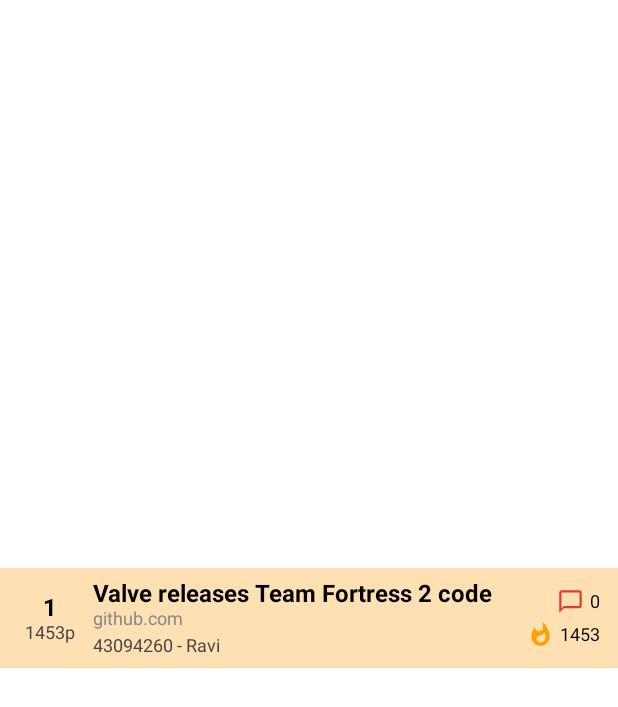
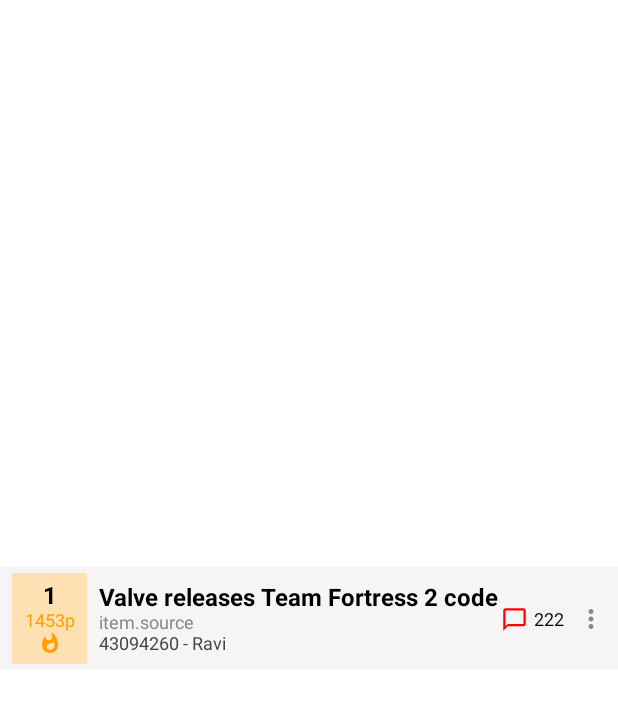
Before and after one commit to ravikant-paudel/RV-HackerNews, an Android app built with Jetpack Compose: the @Preview function CardTest, on a phone screen of 412 x 824 dp. Shown: the top 707 px of the screen. Run offline under Robolectric (Android 15) with nearby library versions, the phone set to English and light mode, and no system bars.

Commit message:
:art: Working in design

```diff
--- a/app/src/main/java/np/com/ravikant/rv_hv/feature/landing/LandingPage.kt
+++ b/app/src/main/java/np/com/ravikant/rv_hv/feature/landing/LandingPage.kt
@@ -4,6 +4,7 @@ import androidx.compose.foundation.background
 import androidx.compose.foundation.layout.Arrangement
 import androidx.compose.foundation.layout.Box
 import androidx.compose.foundation.layout.Column
+import androidx.compose.foundation.layout.PaddingValues
 import androidx.compose.foundation.layout.Row
 import androidx.compose.foundation.layout.Spacer
 import androidx.compose.foundation.layout.fillMaxHeight
@@ -13,20 +14,27 @@ import androidx.compose.foundation.layout.height
 import androidx.compose.foundation.layout.padding
 import androidx.compose.foundation.layout.size
 import androidx.compose.foundation.layout.width
+import androidx.compose.foundation.layout.wrapContentSize
 import androidx.compose.foundation.lazy.LazyColumn
-import androidx.compose.foundation.lazy.items
+import androidx.compose.foundation.lazy.itemsIndexed
+import androidx.compose.foundation.shape.CircleShape
 import androidx.compose.material.icons.Icons
-import androidx.compose.material.icons.filled.ChatBubbleOutline
+import androidx.compose.material.icons.filled.MoreVert
 import androidx.compose.material.icons.filled.Whatshot
+import androidx.compose.material.icons.outlined.ChatBubbleOutline
 import androidx.compose.material3.CircularProgressIndicator
 import androidx.compose.material3.Icon
+import androidx.compose.material3.IconButton
+import androidx.compose.material3.MaterialTheme
 import androidx.compose.material3.Text
+import androidx.compose.material3.TextButton
 import androidx.compose.runtime.Composable
 import androidx.compose.runtime.collectAsState
 import androidx.compose.runtime.getValue
 import androidx.compose.ui.Alignment
 import androidx.compose.ui.Modifier
 import androidx.compose.ui.graphics.Color
+import androidx.compose.ui.text.font.FontStyle
 import androidx.compose.ui.text.font.FontWeight
 import androidx.compose.ui.tooling.preview.Preview
 import androidx.compose.ui.unit.dp
@@ -57,14 +65,11 @@ fun LandingPage(modifier: Modifier) {
 
             print("Loading the SUCCESS state")
             LazyColumn(
-                modifier = modifier.fillMaxHeight()
+                modifier = modifier.fillMaxHeight(),
             ) {
-                items(
-                    items = landingState.list,
-                    itemContent = { item ->
-                        CharacterCard(item, 1)
-                    },
-                )
+                itemsIndexed(landingState.list) { index, item ->
+                    CharacterCard(item,index + 1)
+                }
             }
         }
 
@@ -82,15 +87,16 @@ fun CharacterCard(item: LandingData, rank: Int) {
     Row(
         modifier = Modifier
             .fillMaxWidth()
-            .background(if (rank % 2 == 0) Color(0xFFF5F5F5) else Color(0xFFFFE0B2)) // Alternate Background
-            .padding(vertical = 8.dp, horizontal = 12.dp),
+            .background(if (rank % 2 == 0) Color.White else Color(0xFFF5F5F5)) // Alternating row colors
+            .padding(vertical = 4.dp, horizontal = 8.dp),
         verticalAlignment = Alignment.CenterVertically
     ) {
-        // Rank & Points Section
+        // Left Rank & Score Section
         Column(
             modifier = Modifier
                 .width(50.dp)
-                .padding(end = 8.dp),
+                .background(Color(0xFFFFE0B2)) // Orange-ish background
+                .padding(vertical = 6.dp, horizontal = 6.dp),
             horizontalAlignment = Alignment.CenterHorizontally
         ) {
             Text(
@@ -102,13 +108,25 @@ fun CharacterCard(item: LandingData, rank: Int) {
             Text(
                 text = "${item.score}p",
                 fontSize = 12.sp,
-                color = Color.DarkGray
+                color = Color(0xFFFFA000)
+            )
+
+            // Fire emoji for hot posts (if score > 300)
+            if (item.score > 300) {
+                Icon(
+                    imageVector = Icons.Default.Whatshot,
+                    contentDescription = "Hot",
+                    tint = Color(0xFFFFA000),
+                    modifier = Modifier.size(16.dp)
                 )
             }
+        }
 
-        // Main News Content
+        // Middle Section (Title, Source, and Details)
         Column(
-            modifier = Modifier.weight(1f)
+            modifier = Modifier
+                .weight(1f)
+                .padding(start = 8.dp)
         ) {
             Text(
                 text = item.title,
@@ -117,32 +135,25 @@ fun CharacterCard(item: LandingData, rank: Int) {
                 color = Color.Black
             )
             Text(
-                text = "github.com", // Example: "github.com"
+                text = "item.source",
                 fontSize = 12.sp,
                 color = Color.Gray
             )
-            Row(
-                verticalAlignment = Alignment.CenterVertically,
-                modifier = Modifier.padding(top = 4.dp)
-            ) {
             Text(
                 text = "${item.time} - ${item.by}",
                 fontSize = 12.sp,
                 color = Color.DarkGray
             )
         }
-        }
 
-        // Comments & Upvotes Section
-        Column(
-            horizontalAlignment = Alignment.End,
-            modifier = Modifier.padding(start = 8.dp)
+        // Right Section (Comments & More Options)
+        Row(
+            verticalAlignment = Alignment.CenterVertically
         ) {
-            Row(verticalAlignment = Alignment.CenterVertically) {
             Icon(
-                    imageVector = Icons.Filled.ChatBubbleOutline,
+                imageVector = Icons.Outlined.ChatBubbleOutline,
                 contentDescription = "Comments",
-                    tint = Color(0xFFE53935), // Red color like in the image
+                tint = Color.Red,
                 modifier = Modifier.size(18.dp)
             )
             Spacer(modifier = Modifier.width(4.dp))
@@ -151,25 +162,19 @@ fun CharacterCard(item: LandingData, rank: Int) {
                 fontSize = 12.sp,
                 color = Color.Black
             )
-            }
-            Spacer(modifier = Modifier.height(4.dp))
-            Row(verticalAlignment = Alignment.CenterVertically) {
+            Spacer(modifier = Modifier.width(8.dp))
             Icon(
-                    imageVector = Icons.Filled.Whatshot,
-                    contentDescription = "Upvotes",
-                    tint = Color(0xFFFFA000), // Orange color like in the image
-                    modifier = Modifier.size(18.dp)
-                )
-                Spacer(modifier = Modifier.width(4.dp))
-                Text(
-                    text = item.score.toString(),
-                    fontSize = 12.sp,
-                    color = Color.Black
+                imageVector = Icons.Default.MoreVert,
+                contentDescription = "More Options",
+                tint = Color.Gray,
+                modifier = Modifier.size(20.dp)
             )
         }
     }
 }
-}
+
+
+
 
 @Preview(showBackground = true, showSystemUi = true)
 @Composable
@@ -180,6 +185,7 @@ fun CardTest() {
         verticalArrangement = Arrangement.Center,
     ) {
         CharacterCard(
+
             LandingData(
                 id = 12345,
                 by = "Ravi",
@@ -188,9 +194,10 @@ fun CardTest() {
                 url = "https://github.com/ValveSoftware/source-sdk-2013/commit/0759e2e8e179d5352d81d0d4aaded72c1704b7a9",
                 title = "Valve releases Team Fortress 2 code",
                 score = 1453,
-
+                descendants = 222,
             ),
             rank = 1,
         )
+
     }
 }
```
Lines whose indentation alone changed are shown as unchanged.
